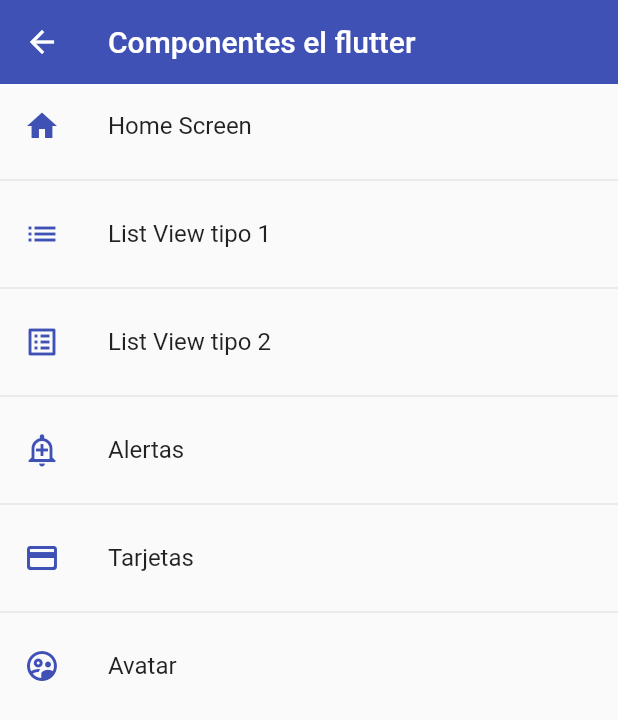
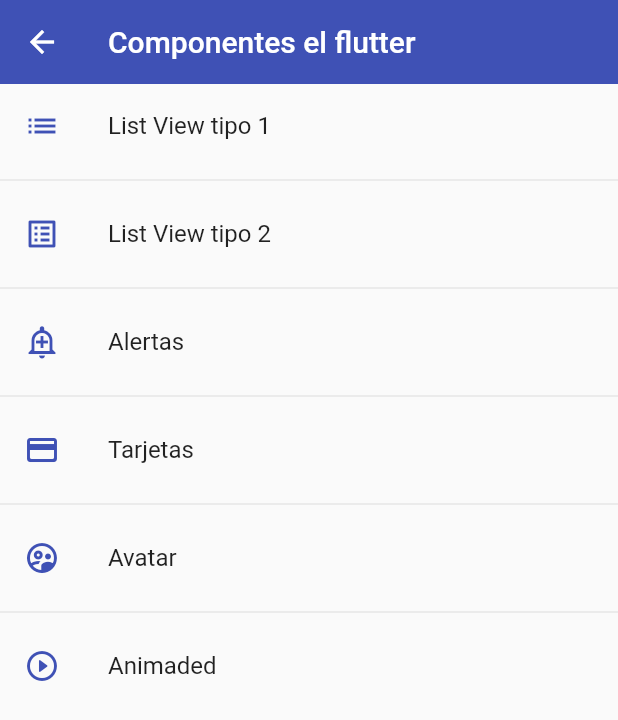
Before and after one commit to agupalavecino97/flutter_components, a Flutter app: the screen it shows after launch, on a phone screen of 412 x 824 dp. Shown: the top 720 px of the screen. Run offline on Flutter 3.47's test engine with Material 2 defaults, Android fonts, the light colour scheme and no system bars.

Commit message:
creacxion de una pantalla para probar animaciones

```diff
--- a/lib/router/app_router.dart
+++ b/lib/router/app_router.dart
@@ -7,11 +7,11 @@ class AppRoutes {
   static const initialRouter = '/home';
 
   static final menuOptions = <MenuOption>[
-    MenuOption(
-        route: '/home',
-        name: 'Home Screen',
-        scren: const HomeScreen(),
-        icon: Icons.home),
+    // MenuOption(
+    //     route: '/home',
+    //     name: 'Home Screen',
+    //     scren: const HomeScreen(),
+    //     icon: Icons.home),
     MenuOption(
         route: '/listview1',
         name: 'List View tipo 1',
@@ -37,11 +37,16 @@ class AppRoutes {
         name: 'Avatar',
         scren: const AvatarScreen(),
         icon: Icons.supervised_user_circle_outlined),
+    MenuOption(
+        route: '/animaded',
+        name: 'Animaded',
+        scren: const AnimadedScreen(),
+        icon: Icons.play_circle_outline_rounded),
   ];
 
   static Map<String, Widget Function(BuildContext)> getAppRoutes() {
     Map<String, Widget Function(BuildContext)> appRoutes = {};
-
+    appRoutes.addAll({'/home': (BuildContext context) => const HomeScreen()});
     for (final option in menuOptions) {
       appRoutes.addAll({option.route: (BuildContext context) => option.scren});
     }
--- a/lib/screens/listview2_screen.dart
+++ b/lib/screens/listview2_screen.dart
@@ -22,10 +22,7 @@ class ListView2Screen extends StatelessWidget {
             title: Text(options[index]),
             trailing: const Icon(Icons.arrow_forward_ios_outlined,
                 color: AppTheme.primary),
-            onTap: () {
-              final game = options[index];
-              print(game);
-            },
+            onTap: () {},
           ),
           separatorBuilder: (_, __) => const Divider(),
         ));
--- a/lib/screens/screens.dart
+++ b/lib/screens/screens.dart
@@ -1,3 +1,4 @@
+export 'package:flutter_components/screens/animated_screen.dart';
 export 'package:flutter_components/screens/avatar_screen.dart';
 export 'package:flutter_components/screens/home_screen.dart';
 export 'package:flutter_components/screens/card_screen.dart';
```
Also changed, not shown: lib/screens/animated_screen.dart (added, +54 -0 lines).
